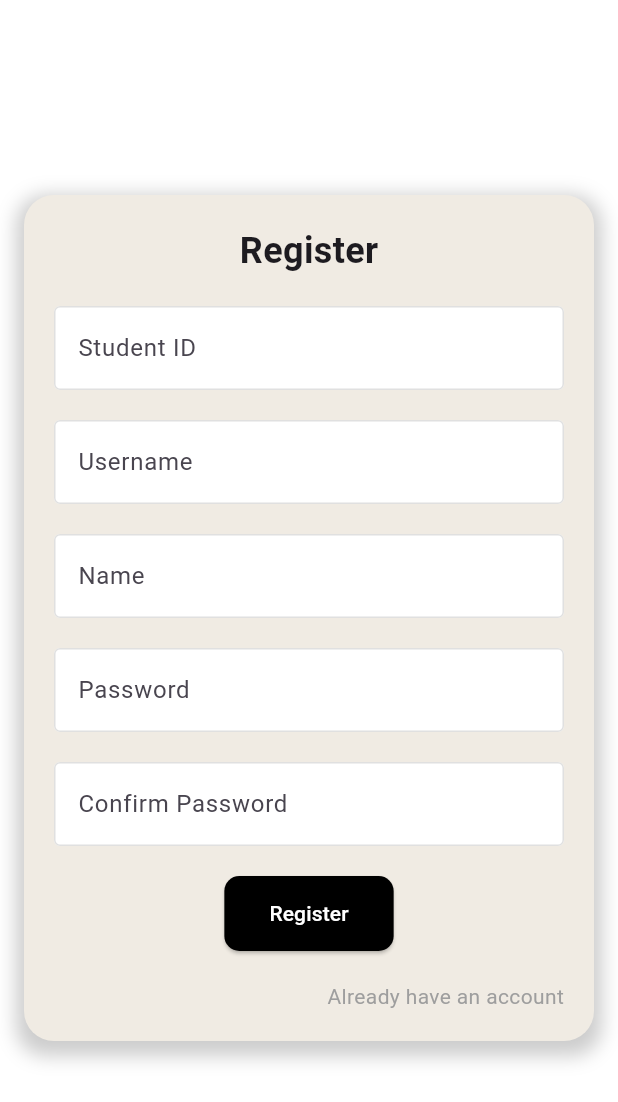
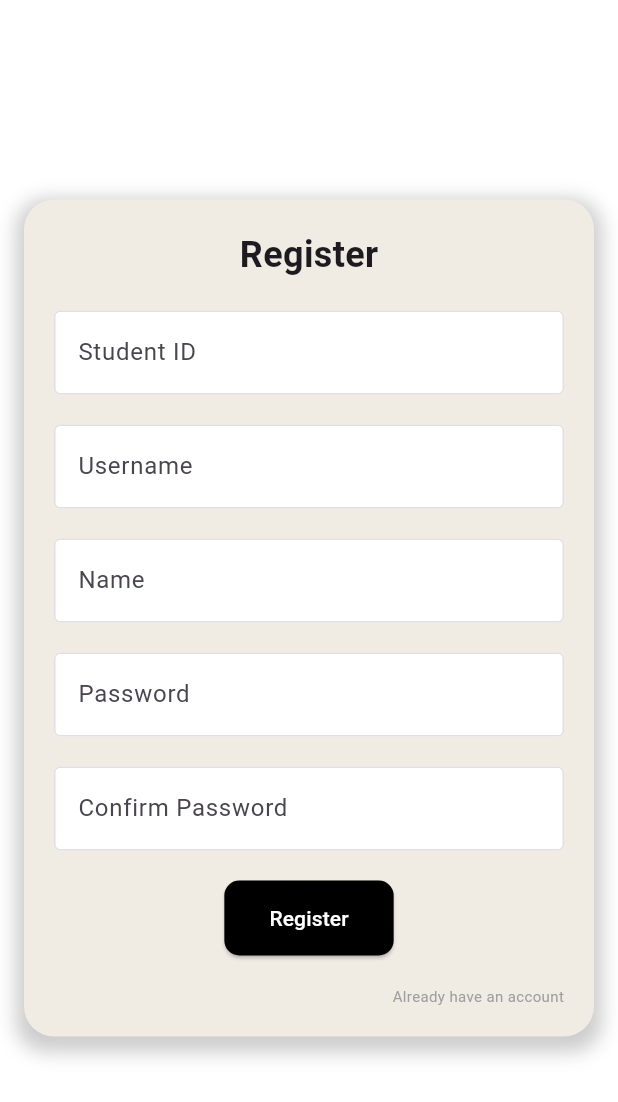
Before and after one commit to Srrtx/project_mobileapp, a Flutter app: the RegisterPage screen opened directly, on a phone screen of 412 x 824 dp. Shown: the top 1102 px of the screen. Run offline on Flutter 3.47's test engine with Material 3 defaults, Android fonts, the phone set to English and light mode, and no system bars.

Commit message:
Update Register.dart

```diff
--- a/lib/Register.dart
+++ b/lib/Register.dart
@@ -1,8 +1,8 @@
 import 'package:flutter/material.dart';
 import 'package:project_mobileapp/Login.dart';
 
-class RegisterApp extends StatelessWidget {
-  const RegisterApp({super.key});
+class Register extends StatelessWidget {
+  const Register({super.key});
 
   @override
   Widget build(BuildContext context) {
@@ -164,6 +164,7 @@ class RegisterPage extends StatelessWidget {
                         'Already have an account',
                         style: TextStyle(
                           color: Colors.grey,
+                          fontSize: 10,
                         ),
                       ),
                     ),
@@ -179,5 +180,5 @@ class RegisterPage extends StatelessWidget {
 }
 
 void main() {
-  runApp(const RegisterApp());
+  runApp(const Register());
 }
```
